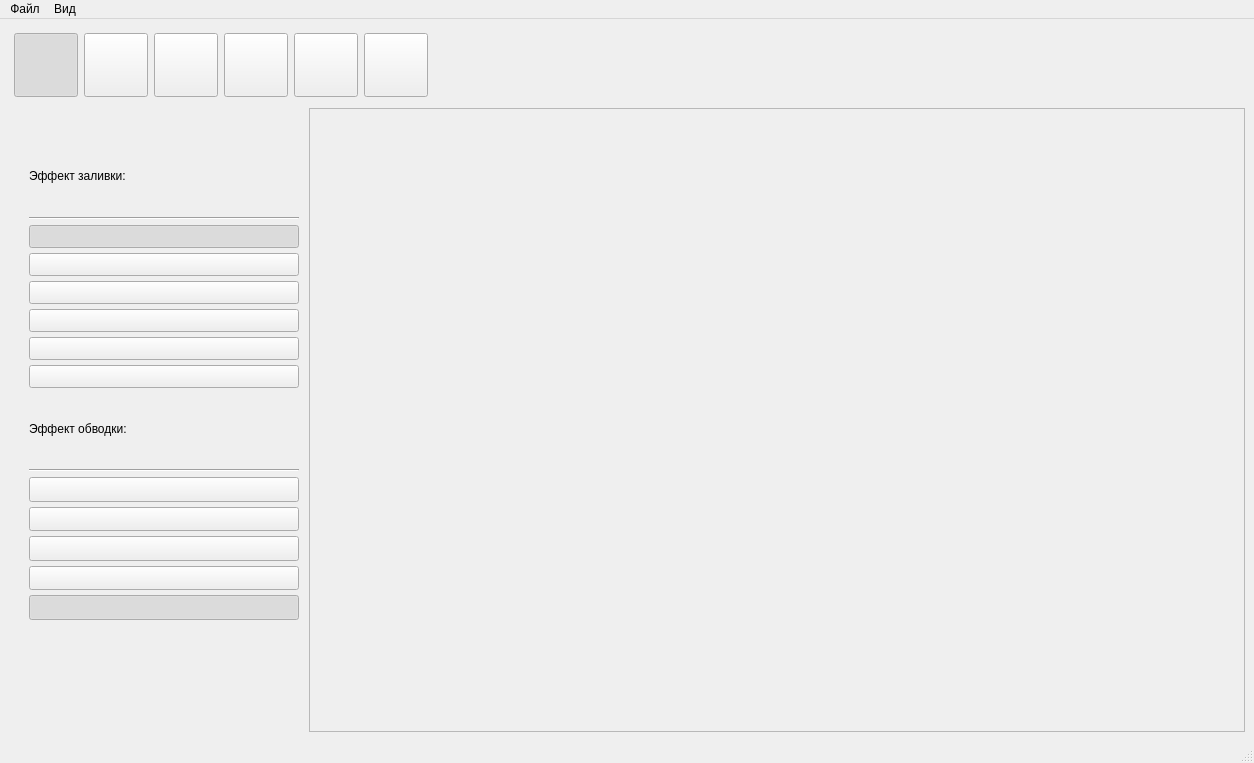
This is BoysBandProject/bbpaint/bbproject.ui in Maxon2019/BoysBandProject as Qt 5 draws it before an edit. The edited form follows.
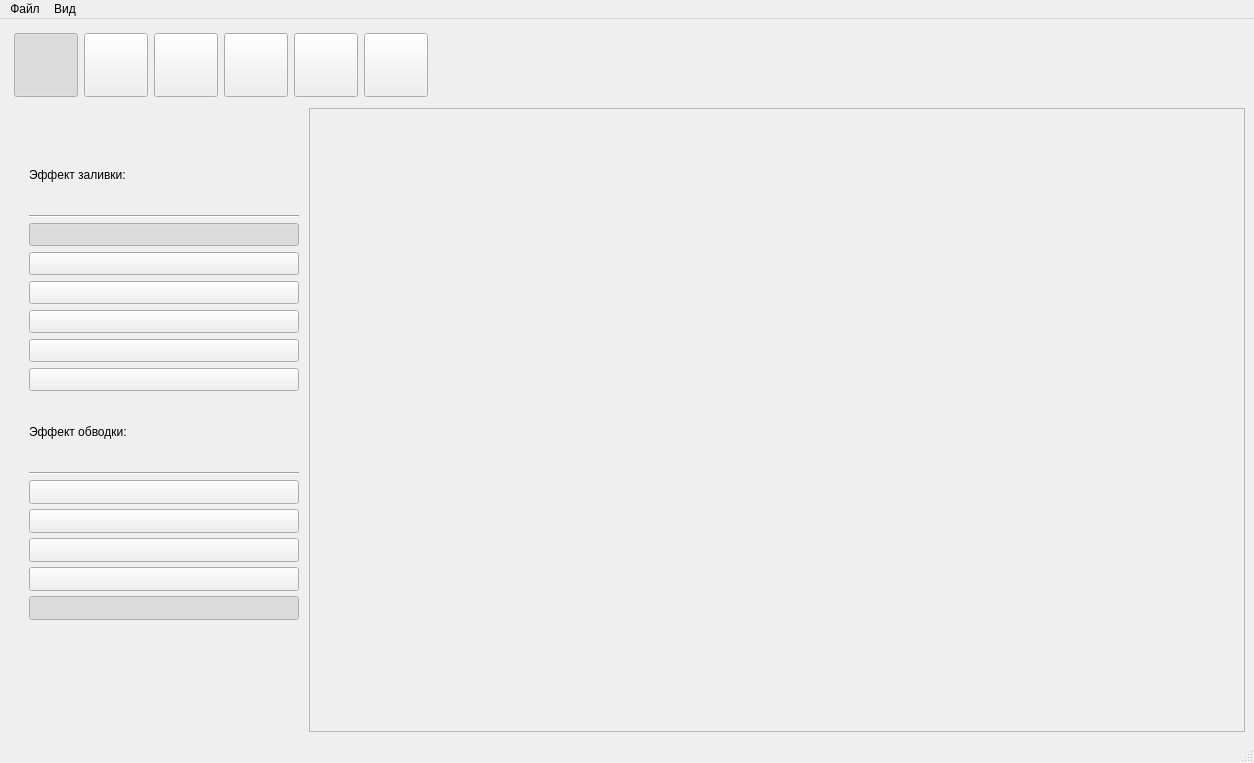
This is the edited form. The open tabs and pages were chosen to show the change. Icons and pictures are not drawn.

Commit message: added arrow and mars shapes

What changed in the file:
```diff
--- a/BoysBandProject/bbpaint/bbproject.ui
+++ b/BoysBandProject/bbpaint/bbproject.ui
@@ -1292,7 +1292,7 @@
              <item>
               <layout class="QVBoxLayout" name="fill_effects">
                <property name="spacing">
-                <number>-1</number>
+                <number>6</number>
                </property>
                <item>
                 <widget class="QToolButton" name="f_e_1">
```
Left out of the diff: 12 changed lines with no effect on the pictures. The commit also changes 2 other files.
